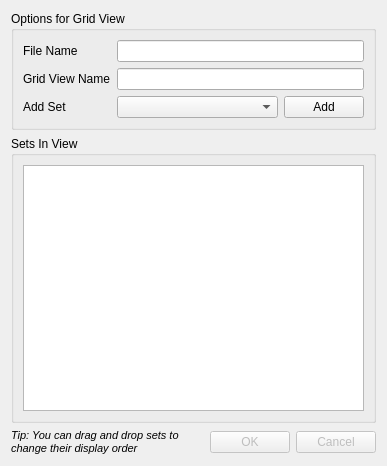
Above: ui/gridviewdialog.ui from Dwarf-Therapist/Dwarf-Therapist before the change. Below: the same form after it.
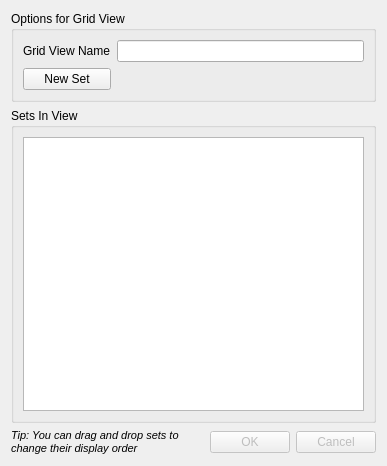
That is the form after the change. Icons and pictures are not drawn.

What changed in the file:
```diff
--- a/ui/gridviewdialog.ui
+++ b/ui/gridviewdialog.ui
@@ -23,54 +23,30 @@
      <property name="title">
       <string>Options for Grid View</string>
      </property>
-     <layout class="QFormLayout" name="formLayout">
+     <layout class="QGridLayout" name="gridLayout">
       <item row="0" column="0">
-       <widget class="QLabel" name="label_3">
-        <property name="text">
-         <string>File Name</string>
-        </property>
-       </widget>
-      </item>
-      <item row="0" column="1">
-       <widget class="QLineEdit" name="le_filename"/>
-      </item>
-      <item row="1" column="0">
        <widget class="QLabel" name="label">
         <property name="text">
          <string>Grid View Name</string>
         </property>
        </widget>
       </item>
-      <item row="1" column="1">
+      <item row="0" column="1">
        <widget class="QLineEdit" name="le_name"/>
       </item>
-      <item row="2" column="0">
-       <widget class="QLabel" name="label_2">
-        <property name="text">
-         <string>Add Set</string>
-        </property>
-       </widget>
-      </item>
-      <item row="2" column="1">
-       <layout class="QHBoxLayout" name="horizontalLayout" stretch="10,0">
-        <item>
-         <widget class="QComboBox" name="cb_sets"/>
-        </item>
-        <item>
+      <item row="1" column="0">
          <widget class="QPushButton" name="btn_add_set">
           <property name="enabled">
            <bool>true</bool>
           </property>
           <property name="text">
-           <string>Add</string>
+         <string>New Set</string>
           </property>
           <property name="icon">
            <iconset resource="../images.qrc">
             <normaloff>:/img/add.png</normaloff>:/img/add.png</iconset>
           </property>
          </widget>
-        </item>
-       </layout>
       </item>
      </layout>
     </widget>
```
Lines whose indentation alone changed are shown as unchanged.
